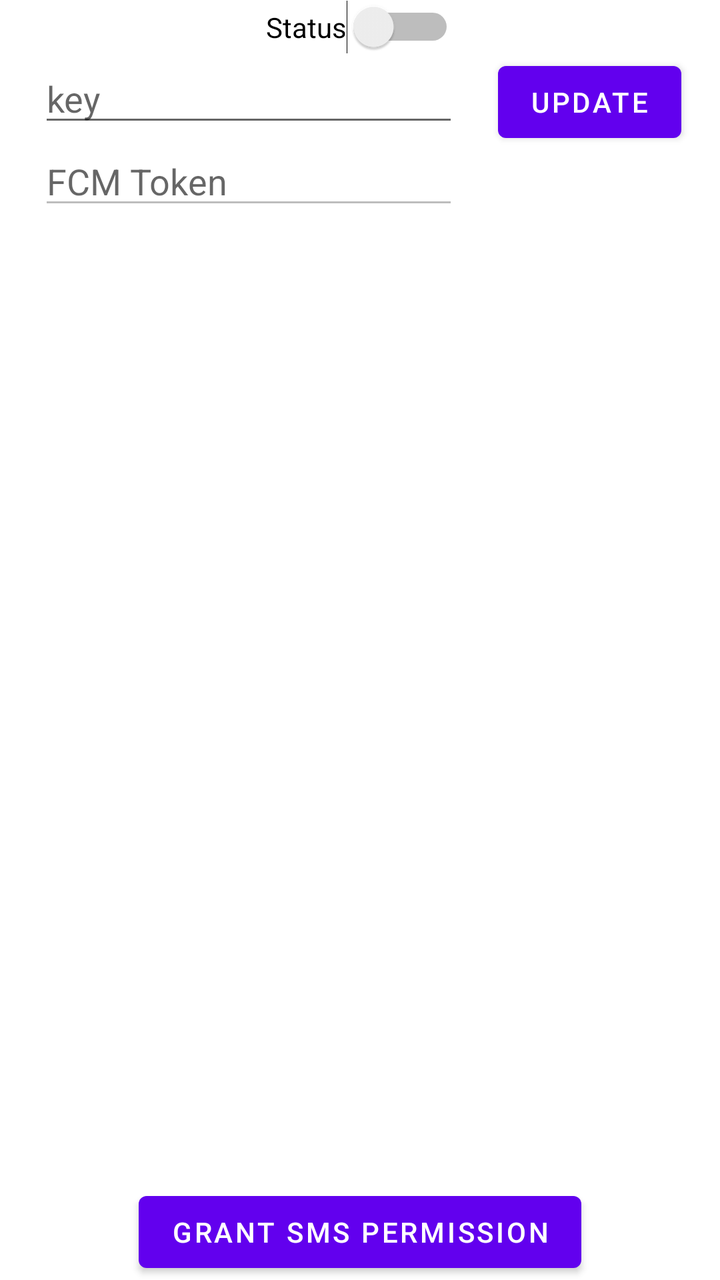
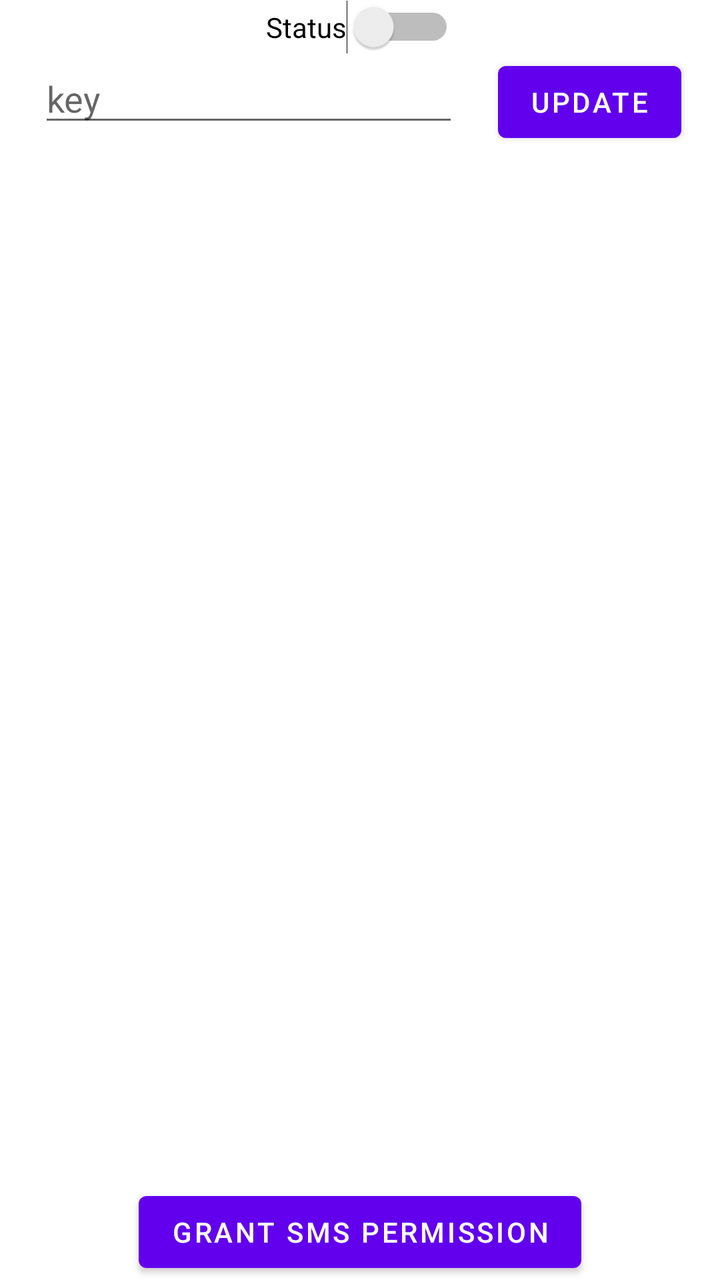

The first picture is an Android layout as it rendered before a commit; the second is the same layout after the commit. The layout source and the unified diff follow.
<!-- AndroidManifest.xml: application theme Theme.SMSGateway -->
<!-- res/layout/activity_main.xml -->
<?xml version="1.0" encoding="utf-8"?>
<androidx.constraintlayout.widget.ConstraintLayout xmlns:android="http://schemas.android.com/apk/res/android"
    xmlns:app="http://schemas.android.com/apk/res-auto"
    xmlns:tools="http://schemas.android.com/tools"
    android:layout_width="match_parent"
    android:layout_height="match_parent"
    tools:context=".activities.MainActivity">

    <Switch
        android:id="@+id/gatewaySwitch"
        android:layout_width="wrap_content"
        android:layout_height="wrap_content"
        android:text="Status"
        app:layout_constraintEnd_toEndOf="parent"
        app:layout_constraintStart_toStartOf="parent"
        app:layout_constraintTop_toTopOf="parent" />

    <EditText
        android:id="@+id/gatewayKeyEditText"
        android:layout_width="wrap_content"
        android:layout_height="wrap_content"
        android:ems="10"
        android:hint="key"
        android:inputType="text"
        app:layout_constraintEnd_toStartOf="@+id/updateKeyButton"
        app:layout_constraintStart_toStartOf="parent"
        app:layout_constraintTop_toBottomOf="@+id/gatewaySwitch" />

    <Button
        android:id="@+id/updateKeyButton"
        android:layout_width="wrap_content"
        android:layout_height="wrap_content"
        android:text="Update"
        app:layout_constraintEnd_toEndOf="parent"
        app:layout_constraintStart_toEndOf="@+id/gatewayKeyEditText"
        app:layout_constraintTop_toBottomOf="@+id/gatewaySwitch" />

    <Button
        android:id="@+id/grantSMSPermissionBtn"
        android:layout_width="wrap_content"
        android:layout_height="wrap_content"
        android:text="Grant SMS Permission"
        app:layout_constraintBottom_toBottomOf="parent"
        app:layout_constraintEnd_toEndOf="parent"
        app:layout_constraintStart_toStartOf="parent" />

    <EditText
        android:id="@+id/fcmTokenEditText"
        android:layout_width="wrap_content"
        android:layout_height="wrap_content"
        android:ems="10"
        android:gravity="start|top"
        android:inputType="textMultiLine"
        android:enabled="false"
        android:hint="FCM Token"
        app:layout_constraintEnd_toEndOf="@+id/gatewayKeyEditText"
        app:layout_constraintStart_toStartOf="@+id/gatewayKeyEditText"
        app:layout_constraintTop_toBottomOf="@+id/gatewayKeyEditText" />

    <ScrollView
        android:layout_width="409dp"
        android:layout_height="606dp"
        app:layout_constraintBottom_toTopOf="@+id/grantSMSPermissionBtn"
        app:layout_constraintEnd_toEndOf="parent"
        app:layout_constraintStart_toStartOf="parent"
        app:layout_constraintTop_toBottomOf="@+id/fcmTokenEditText">

        <LinearLayout
            android:layout_width="match_parent"
            android:layout_height="wrap_content"
            android:orientation="vertical"></LinearLayout>
    </ScrollView>


</androidx.constraintlayout.widget.ConstraintLayout>
<!-- resources referenced by this layout -->
<resources>
  <style name="Theme.SMSGateway" parent="Theme.MaterialComponents.DayNight.DarkActionBar">
          
          <item name="colorPrimary">@color/purple_500</item>
          <item name="colorPrimaryVariant">@color/purple_700</item>
          <item name="colorOnPrimary">@color/white</item>
          
          <item name="colorSecondary">@color/teal_200</item>
          <item name="colorSecondaryVariant">@color/teal_700</item>
          <item name="colorOnSecondary">@color/black</item>
          
          <item name="android:statusBarColor" tools:targetApi="l">?attr/colorPrimaryVariant</item>
          
      </style>
  <color name="purple_500">#FF6200EE</color>
  <color name="purple_700">#FF3700B3</color>
  <color name="white">#FFFFFFFF</color>
  <color name="teal_200">#FF03DAC5</color>
  <color name="teal_700">#FF018786</color>
  <color name="black">#FF000000</color>
</resources>

<!-- the commit's change to res/layout/activity_main.xml (unified diff, before → after) -->
@@ -52,6 +52,7 @@
         android:gravity="start|top"
         android:inputType="textMultiLine"
         android:enabled="false"
+        android:visibility="gone"
         android:hint="FCM Token"
         app:layout_constraintEnd_toEndOf="@+id/gatewayKeyEditText"
         app:layout_constraintStart_toStartOf="@+id/gatewayKeyEditText"
